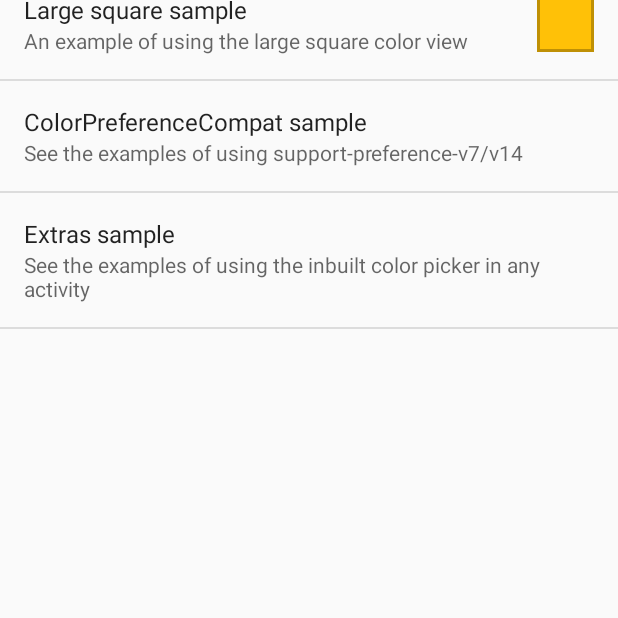
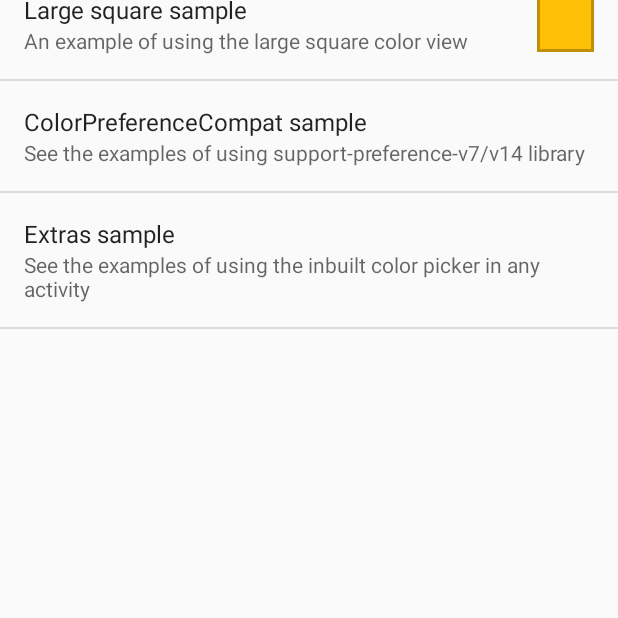
Before and after one commit to kizitonwose/colorpreference, an Android app: the screen it shows after launch (PreferenceActivity), on a phone screen of 412 x 824 dp, the part 618-1236 px from its top. Run offline under Robolectric (Android 15) with nearby library versions, the phone set to English and light mode, and no system bars; libraries missing offline, so code that uses them is left out: com.larswerkman.lobsterpicker.

Commit message:
Updated art

```diff
--- a/sample/src/main/res/xml/pref_main.xml
+++ b/sample/src/main/res/xml/pref_main.xml
@@ -43,7 +43,7 @@
             app:viewSize="large" />
 
         <Preference
-            android:summary="See the examples of using support-preference-v7/v14"
+            android:summary="See the examples of using support-preference-v7/v14 library"
             android:title="ColorPreferenceCompat sample">
             <intent android:action="com.kizitonwose.colorpreferencesample.opencompatsettings" />
         </Preference>
```
Also changed, not shown: 3 other files.
